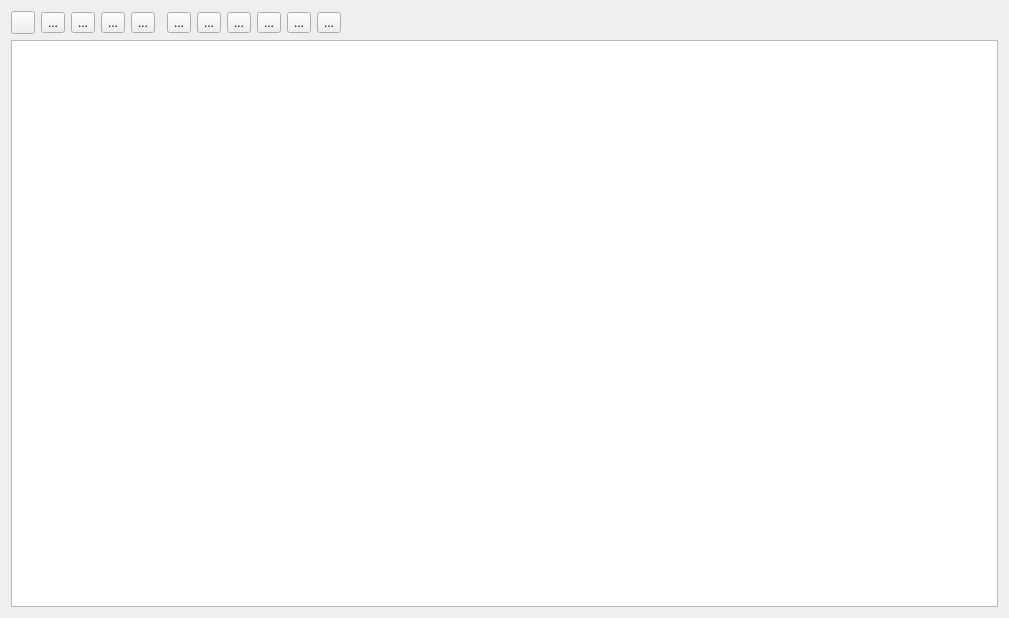
Old version of the form tabledialog.ui in the repository SeregaGomen/LTest.
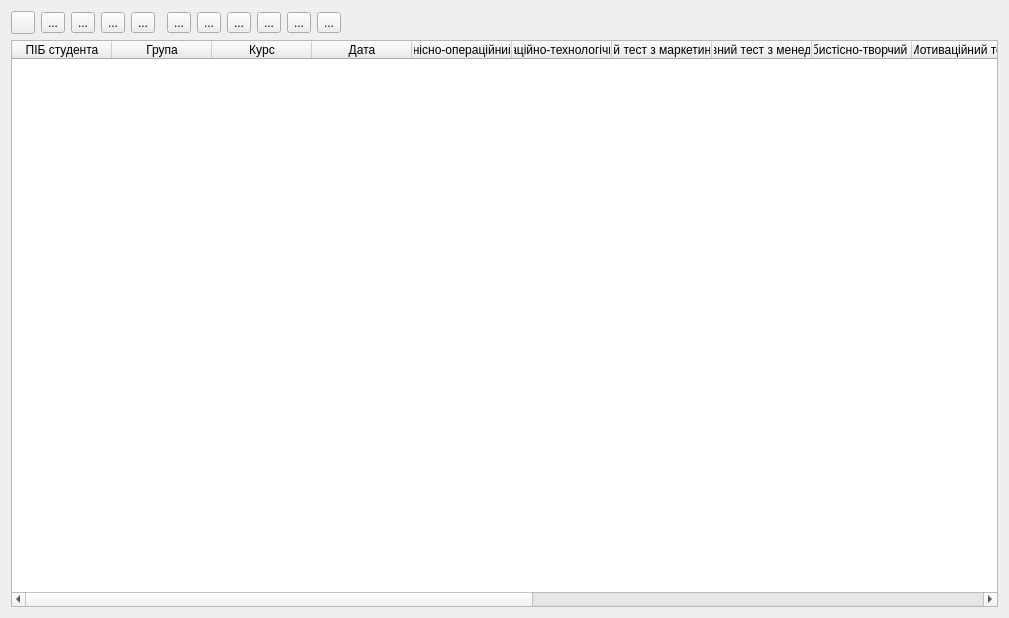
New version of the form. Icons and pictures are not drawn.

Patch:
```diff
--- a/tabledialog.ui
+++ b/tabledialog.ui
@@ -217,7 +217,93 @@
     </layout>
    </item>
    <item>
-    <widget class="QTableWidget" name="tableWidget"/>
+    <widget class="QTableWidget" name="tableWidget">
+     <column>
+      <property name="text">
+       <string>ПІБ студента</string>
+      </property>
+     </column>
+     <column>
+      <property name="text">
+       <string>Група</string>
+      </property>
+     </column>
+     <column>
+      <property name="text">
+       <string>Курс</string>
+      </property>
+     </column>
+     <column>
+      <property name="text">
+       <string>Дата</string>
+      </property>
+     </column>
+     <column>
+      <property name="text">
+       <string>Діяльнісно-операційний тест</string>
+      </property>
+     </column>
+     <column>
+      <property name="text">
+       <string>Інформаційно-технологічний тест</string>
+      </property>
+     </column>
+     <column>
+      <property name="text">
+       <string>Когнітивний тест з маркетингу туризму</string>
+      </property>
+     </column>
+     <column>
+      <property name="text">
+       <string>Когнітивний тест з менеджменту</string>
+      </property>
+     </column>
+     <column>
+      <property name="text">
+       <string>Особистісно-творчий тест</string>
+      </property>
+     </column>
+     <column>
+      <property name="text">
+       <string>Мотиваційний тест</string>
+      </property>
+     </column>
+     <column>
+      <property name="text">
+       <string>Id</string>
+      </property>
+     </column>
+     <column>
+      <property name="text">
+       <string>Id1</string>
+      </property>
+     </column>
+     <column>
+      <property name="text">
+       <string>Id2</string>
+      </property>
+     </column>
+     <column>
+      <property name="text">
+       <string>Id3</string>
+      </property>
+     </column>
+     <column>
+      <property name="text">
+       <string>Id4</string>
+      </property>
+     </column>
+     <column>
+      <property name="text">
+       <string>Id5</string>
+      </property>
+     </column>
+     <column>
+      <property name="text">
+       <string>Id6</string>
+      </property>
+     </column>
+    </widget>
    </item>
   </layout>
  </widget>
```
Left out of the diff: 24 changed lines with no effect on the pictures.
